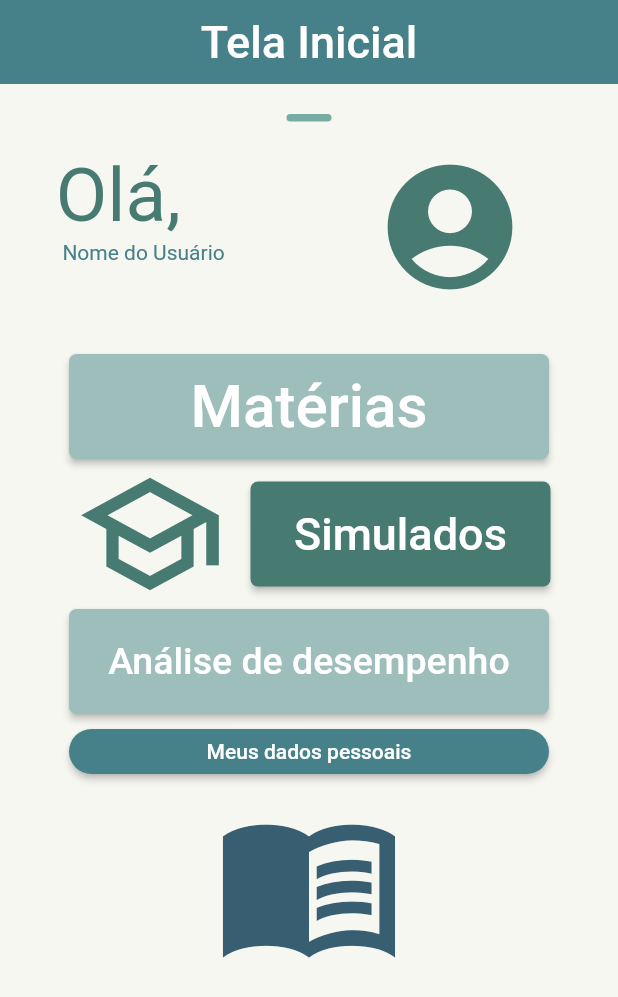
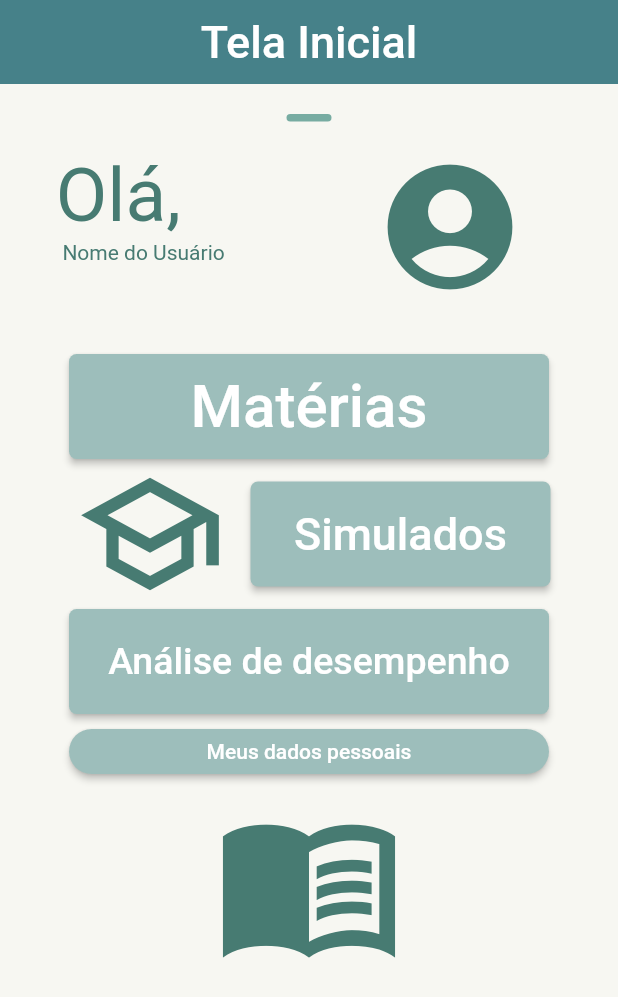
Before and after one commit to ThiagoAlmeida0/PMOB_2022, a Flutter app: the screen it shows after launch, after a tap on "Entrar", on a phone screen of 412 x 824 dp. Shown: the top 997 px of the screen. Run offline on Flutter 3.47's test engine with Material 2 defaults, Android fonts, the phone set to English and light mode, and no system bars; our stand-ins replace font_awesome_flutter.

Commit message:
constant colors changed

```diff
--- a/lib/main.dart
+++ b/lib/main.dart
@@ -1,5 +1,5 @@
 import 'package:flutter/material.dart';
-import 'package:pmob_22/screens/login_screen.dart';
+import 'package:pmob_22/ui/screens/authentication/login_screen.dart';
 
 void main() {
   runApp( MaterialApp(
--- a/lib/screens/home_screen.dart
+++ /dev/null
@@ -1,193 +0,0 @@
-import 'package:flutter/material.dart';
-import 'package:pmob_22/screens/subjects_screen.dart';
-
-class HomeScreen extends StatelessWidget {
-  const HomeScreen({Key? key}) : super(key: key);
-
-  @override
-  Widget build(BuildContext context) {
-    return Scaffold(
-        resizeToAvoidBottomInset: false,
-        backgroundColor: Color(0xFF468189),
-        appBar: AppBar(
-          backgroundColor: Color(0xFF468189), // cor da app bar
-          title: Center(
-            // o título é o título da appbar e o center serva para centralizar o texto
-            child: Text(
-                "Tela Inicial", // o child é o widget que vai ficar dentro do center, text que permite escrever um texto
-                style: TextStyle(
-                    fontSize: 30,
-                    color: Colors
-                        .white)), // o style permite mudar o tamanho e a cor do texto do Text
-          ),
-          elevation: 0,
-        ),
-        body: Container(
-            // o body é o corpo do aplicativo, o container é como se fosse o pano de fundo da tela aonde a gente vai criar o aplicativo
-            width: double
-                .infinity, // essa propriedade width é a largura do container, que eu coloquei como infinita
-            color: Color(0xFFf7f7f2), // aqui é definida a cor do container
-            child: Column(
-              // o column vai ser o filho do container nele começaremos a contruir a tela e criar em sentido vertical a tela
-              children: [
-                Padding(
-                  padding: const EdgeInsets.only(
-                      top:
-                          20.0), // o padding permetie modicar a posição do container nesse caso foi usado .only para falar que só queremos modificar a posição do container na parte de cima
-                  child: Container(
-                    // container é a linha verda no iicio da tela
-                    height: 5, // aqui defini a altura do container
-                    width: 30, // largarua do container
-                    decoration: BoxDecoration(
-                      // decoration que permite customizar o container
-                      borderRadius: BorderRadius.circular(
-                          50), // border radius permite mudar a borda do container
-                      color: Color(0xff77aca2), // mudei a cor do container
-                    ),
-                  ),
-                ),
-                Padding(
-                  // serve para alinha o container
-                  padding: const EdgeInsets.only(top: 20.0),
-                  child: Row(
-                    // a row serve para alinha os widgets horizontalmente dentro do container
-                    children: [
-                      Container(
-                        // o container serve para criar o texto
-                        width: 250, //  define largura do container
-                        height: 100, // aqui a altura
-                        child: Column(
-                          // a column vai servir para colcoar um texto abaixo do outro
-                          crossAxisAlignment: CrossAxisAlignment
-                              .start, // essa proprieda faz com o que a coluna começe no lado esquerdo no container
-                          children: [
-                            Text(
-                              // texto e si
-                              "   Olá,", // o texto
-                              style: TextStyle(
-                                  // o style permite customizar o texto
-                                  fontSize: 50.00,
-                                  color: Color(
-                                      0xff477b72)), // aqui tá sendo definifo o tamanho e cor do texto
-                            ),
-                            Text(
-                              "            Nome do Usuário",
-                              style: TextStyle(color: Color(0xff468189)),
-                            ),
-                          ],
-                        ),
-                      ),
-                      Icon(
-                        // utilizei o widget de icone,
-                        Icons.account_circle, // aqui foi definido o ícone
-                        size: 100, // define o tamnaho do icone
-                        color: Color(0xff477b72), // aqui a cor do icone
-                      ),
-                    ],
-                  ),
-                ),
-                Padding(
-                  padding: const EdgeInsets.only(top: 35.0),
-                  child: SizedBox(
-                    // colocamos o botão no sized box para modificar a altura e largura dele
-                    height: 70,
-                    width: 320,
-                    child: ElevatedButton(
-                      // aqui é criado o botão
-                      style: ElevatedButton.styleFrom(
-                          // o style serve bara customizar o botão
-                          primary: Color(
-                              0xFF9dbebb), // aqui foi mudada a cor primária dele
-                          shape: RoundedRectangleBorder(
-                            // shape muda a forma. RoundedRectangleBorder serve para informar o tipo da forma
-                            borderRadius: BorderRadius.circular(
-                                5), // aqui eu defino a forma da borda como algo circular
-                          )),
-                      onPressed: () {
-                        Navigator.of(context).push(
-                            // o navigator ele para a navegar pelo código, o .push ele vai fazeer vc para a próxima rota
-                            MaterialPageRoute(
-                                builder: (context) =>
-                                    SubjectsScreen()) // aqui é definido a rota, que no caso é a tela Subjext Screen
-                            );
-                      },
-                      child: Text(
-                        "Matérias",
-                        style: TextStyle(fontSize: 40),
-                      ),
-                    ),
-                  ),
-                ),
-                Row( // para colocar o icone e botão ao lado do outro
-                  crossAxisAlignment: CrossAxisAlignment.center, //para centralizar o conteudo da row
-                  children: [
-                    Padding( // coloa margens no icone
-                      padding: const EdgeInsets.only( // aqui é definidos as margens
-                        left: 50, //margem esquerda
-                        right: 17, // margem direita
-                      ),
-                      child: Icon( // aqui é o icone
-                        Icons.school_outlined, // o tipo do ícone
-                        size: 100,
-                        color: Color(0xff477b72), // o tamanho
-                      ),
-                    ),
-                    SizedBox(
-                      height: 70,
-                      width: 200,
-                      child: ElevatedButton(
-                        style: ElevatedButton.styleFrom(
-                            primary: Color(0xff477b72),
-                            shape: RoundedRectangleBorder(
-                              borderRadius: BorderRadius.circular(5),
-                            )),
-                        onPressed: () {},
-                        child: Text(
-                          "Simulados",
-                          style: TextStyle(fontSize: 30),
-                        ),
-                      ),
-                    ),
-                  ],
-                ),
-                SizedBox(
-                  height: 70,
-                  width: 320,
-                  child: ElevatedButton(
-                    style: ElevatedButton.styleFrom(
-                        primary: Color(0xFF9dbebb),
-                        shape: RoundedRectangleBorder(
-                          borderRadius: BorderRadius.circular(5),
-                        )),
-                    onPressed: () {},
-                    child: Text(
-                      "Análise de desempenho",
-                      style: TextStyle(fontSize: 25),
-                    ),
-                  ),
-                ),
-                Padding(
-                  padding: const EdgeInsets.only(top: 10, bottom: 10),
-                  child: SizedBox(
-                    height: 30,
-                    width: 320,
-                    child: ElevatedButton(
-                      style: ElevatedButton.styleFrom(
-                          primary: Color(0xFF468189),
-                          shape: RoundedRectangleBorder(
-                            borderRadius: BorderRadius.circular(50),
-                          )),
-                      onPressed: () {},
-                      child: Text("Meus dados pessoais"),
-                    ),
-                  ),
-                ),
-                Icon(
-                  Icons.menu_book_sharp,
-                  size: 125,
-                  color: Color(0xff385e72),
-                )
-              ],
-            )));
-  }
-}
--- a/lib/screens/login_screen.dart
+++ b/lib/ui/screens/authentication/login_screen.dart
@@ -1,8 +1,8 @@
 import 'package:flutter/material.dart';
-import 'package:flutter/rendering.dart';
-import 'package:pmob_22/screens/forgotten_pass.dart';
-import 'package:pmob_22/screens/home_screen.dart';
-import 'package:pmob_22/widgets/buttons/icon_rounded_buttom.dart';
+import 'package:pmob_22/ui/screens/authentication/forgotten_pass.dart';
+import 'package:pmob_22/ui/screens/home_screen.dart';
+import 'package:pmob_22/ui/widgets/buttons/icon_rounded_buttom.dart';
+import 'package:pmob_22/utils/constants.dart';
 
 class LoginScreen extends StatelessWidget {
   const LoginScreen({Key? key}) : super(key: key);
@@ -16,9 +16,9 @@ class LoginScreen extends StatelessWidget {
         preferredSize: Size.fromHeight(100.0),
         child: AppBar(
           backgroundColor: Color(0xFF468189),
-          title: Center(
+          title: const Center(
             child: Text("ENTRAR",
-                style: TextStyle(fontSize: 40, color: Colors.white)),
+                style: TextStyle(fontSize: 40, color: textColor)),
           ),
           elevation: 0,
         ),
@@ -26,8 +26,8 @@ class LoginScreen extends StatelessWidget {
       body: SingleChildScrollView(
         child: Container(
           child: Card(
-            margin: EdgeInsets.only(top: 0),
-            color: Color(0xFF468189),
+            margin: const EdgeInsets.only(top: 0),
+            color: mainColor,
             child: Padding(
               padding: const EdgeInsets.only(
                   top: 10.0, bottom: 30, left: 50, right: 50),
@@ -38,10 +38,10 @@ class LoginScreen extends StatelessWidget {
                     children: [
                       Icon(
                         Icons.mail_outline,
-                        color: Colors.white,
+                        color: iconColor,
                       ),
                       Text("  E-mail",
-                          style: TextStyle(fontSize: 20, color: Colors.white))
+                          style: TextStyle(fontSize: 20, color: textColor))
                     ],
                   ),
                   SizedBox(height: 5),
@@ -50,7 +50,7 @@ class LoginScreen extends StatelessWidget {
                       hintText: "Insira seu endereço de email aqui",
                       border: OutlineInputBorder(),
                       filled: true,
-                      fillColor: Colors.white,
+                      fillColor: textFieldBackground,
                     ),
                   ),
                   SizedBox(height: 20),
@@ -59,10 +59,10 @@ class LoginScreen extends StatelessWidget {
                     children: [
                       Icon(
                         Icons.lock_outline_sharp,
-                        color: Colors.white,
+                        color: iconColor,
                       ),
                       Text("Insira sua senha aqui",
-                          style: TextStyle(fontSize: 20, color: Colors.white))
+                          style: TextStyle(fontSize: 20, color: textColor))
                     ],
                   ),
                   SizedBox(height: 5),
@@ -72,7 +72,7 @@ class LoginScreen extends StatelessWidget {
                       hintText: "Insira sua senha aqui",
                       border: OutlineInputBorder(),
                       filled: true,
-                      fillColor: Colors.white,
+                      fillColor: textFieldBackground,
                     ),
                   ),
                   Row(
@@ -86,7 +86,7 @@ class LoginScreen extends StatelessWidget {
                         },
                         child: Text("   Esqueceu a senha? ",
                             style:
-                                TextStyle(fontSize: 15, color: Colors.white)),
+                                TextStyle(fontSize: 15, color: textColor)),
                       ),
                     ],
                   ),
@@ -112,7 +112,7 @@ class LoginScreen extends StatelessWidget {
                     crossAxisAlignment: CrossAxisAlignment.center,
                     children: [
                       Text("   - Ou -",
-                          style: TextStyle(fontSize: 20, color: Colors.white)),
+                          style: TextStyle(fontSize: 20, color: textColor)),
                     ],
                   ),
                   SizedBox(
@@ -122,7 +122,7 @@ class LoginScreen extends StatelessWidget {
                     crossAxisAlignment: CrossAxisAlignment.center,
                     children: [
                       Text("Conecte com",
-                          style: TextStyle(fontSize: 20, color: Colors.white)),
+                          style: TextStyle(fontSize: 20, color: textColor)),
                     ],
                   ),
                   Padding(
@@ -151,7 +151,7 @@ class LoginScreen extends StatelessWidget {
                     crossAxisAlignment: CrossAxisAlignment.center,
                     children: [
                       Text("Ainda não tem conta?",
-                          style: TextStyle(fontSize: 20, color: Colors.white)),
+                          style: TextStyle(fontSize: 20, color: textColor)),
                     ],
                   ),
                   SizedBox(height: 25),
--- /dev/null
+++ b/lib/ui/screens/home_screen.dart
@@ -0,0 +1,161 @@
+import 'package:flutter/material.dart';
+import 'package:pmob_22/ui/screens/subjects_screen.dart';
+import 'package:pmob_22/utils/constants.dart';
+
+class HomeScreen extends StatelessWidget {
+  const HomeScreen({Key? key}) : super(key: key);
+
+  @override
+  Widget build(BuildContext context) {
+    return Scaffold(
+        resizeToAvoidBottomInset: false,
+        backgroundColor: mainColor,
+        appBar: AppBar(
+          backgroundColor: mainColor,
+          title: Center(
+            child: Text("Tela Inicial",
+                style: TextStyle(fontSize: 30, color: textColor)),
+          ),
+          elevation: 0,
+        ),
+        body: Container(
+            width: double.infinity,
+            color: Color(0xFFf7f7f2),
+            child: Column(
+              children: [
+                Padding(
+                  padding: const EdgeInsets.only(top: 20.0),
+                  child: Container(
+                    height: 5,
+                    width: 30,
+                    decoration: BoxDecoration(
+                      borderRadius: BorderRadius.circular(50),
+                      color: Color(0xff77aca2),
+                    ),
+                  ),
+                ),
+                Padding(
+                  padding: const EdgeInsets.only(top: 20.0),
+                  child: Row(
+                    children: [
+                      Container(
+                        width: 250,
+                        height: 100,
+                        child: Column(
+                          crossAxisAlignment: CrossAxisAlignment.start,
+                          children: [
+                            Text(
+                              "   Olá,",
+                              style: TextStyle(
+                                  fontSize: 50.00, color: homeTextColor),
+                            ),
+                            Text(
+                              "            Nome do Usuário",
+                              style: TextStyle(color: homeTextColor),
+                            ),
+                          ],
+                        ),
+                      ),
+                      Icon(
+                        Icons.account_circle,
+                        size: 100,
+                        color: homeIconColor,
+                      ),
+                    ],
+                  ),
+                ),
+                Padding(
+                  padding: const EdgeInsets.only(top: 35.0),
+                  child: SizedBox(
+                    height: 70,
+                    width: 320,
+                    child: ElevatedButton(
+                      style: ElevatedButton.styleFrom(
+                          primary: ButtonColor,
+                          shape: RoundedRectangleBorder(
+                            borderRadius: BorderRadius.circular(5),
+                          )),
+                      onPressed: () {
+                        Navigator.of(context).push(MaterialPageRoute(
+                            builder: (context) => SubjectsScreen()));
+                      },
+                      child: Text(
+                        "Matérias",
+                        style: TextStyle(fontSize: 40),
+                      ),
+                    ),
+                  ),
+                ),
+                Row(
+                  crossAxisAlignment: CrossAxisAlignment.center,
+                  children: [
+                    Padding(
+                      padding: const EdgeInsets.only(
+                        left: 50,
+                        right: 17,
+                      ),
+                      child: Icon(
+                        Icons.school_outlined,
+                        size: 100,
+                        color: homeIconColor,
+                      ),
+                    ),
+                    SizedBox(
+                      height: 70,
+                      width: 200,
+                      child: ElevatedButton(
+                        style: ElevatedButton.styleFrom(
+                            primary: ButtonColor2,
+                            shape: RoundedRectangleBorder(
+                              borderRadius: BorderRadius.circular(5),
+                            )),
+                        onPressed: () {},
+                        child: Text(
+                          "Simulados",
+                          style: TextStyle(fontSize: 30),
+                        ),
+                      ),
+                    ),
+                  ],
+                ),
+                SizedBox(
+                  height: 70,
+                  width: 320,
+                  child: ElevatedButton(
+                    style: ElevatedButton.styleFrom(
+                        primary: ButtonColor,
+                        shape: RoundedRectangleBorder(
+                          borderRadius: BorderRadius.circular(5),
+                        )),
+                    onPressed: () {},
+                    child: Text(
+                      "Análise de desempenho",
+                      style: TextStyle(fontSize: 25),
+                    ),
+                  ),
+                ),
+                Padding(
+                  padding: const EdgeInsets.only(top: 10, bottom: 10),
+                  child: SizedBox(
+                    height: 30,
+                    width: 320,
+                    child: ElevatedButton(
+                      style: ElevatedButton.styleFrom(
+                          primary: ButtonColor2,
+                          shape: RoundedRectangleBorder(
+                            borderRadius: BorderRadius.circular(50),
+                          )),
+                      onPressed: () {},
+                      child: Text("Meus dados pessoais"),
+                    ),
+                  ),
+                ),
+                Icon(
+                  Icons.menu_book_sharp,
+                  size: 125,
+                  color: homeIconColor,
+                )
+              ],
+            )));
+  }
+}
--- /dev/null
+++ b/lib/utils/constants.dart
@@ -0,0 +1,13 @@
+import 'package:flutter/material.dart';
+
+// constatantes de cores
+
+const mainColor = Color(0xFF468189);
+const iconColor = Colors.white;
+const textColor = Colors.white;
+const textFieldBackground = Colors.white;
+const homeTextColor = Color(0xff477b72);
+const homeIconColor = Color(0xff477b72);
+const ButtonColor = Color(0xFF9dbebb);
+const ButtonColor2 = Color(0xFF9dbebb);
+const subjectBackgroundColor = Color(0xFF77ACA2);
```
Also changed, not shown: lib/ui/screens/authentication/forgotten_pass.dart (renamed from lib/screens/forgotten_pass.dart, +5 -4 lines), lib/ui/screens/math_matters.dart (renamed from lib/screens/math_matters.dart, +11 -10 lines), lib/ui/screens/subjects_screen.dart (renamed from lib/screens/subjects_screen.dart, +20 -19 lines), lib/ui/screens/authentication/new_user_screen.dart (renamed from lib/screens/new_user_screen.dart), lib/ui/screens/question_screen.dart (renamed from lib/screens/question_screen.dart), lib/ui/widgets/buttons/icon_rounded_buttom.dart (renamed from lib/widgets/buttons/icon_rounded_buttom.dart).
